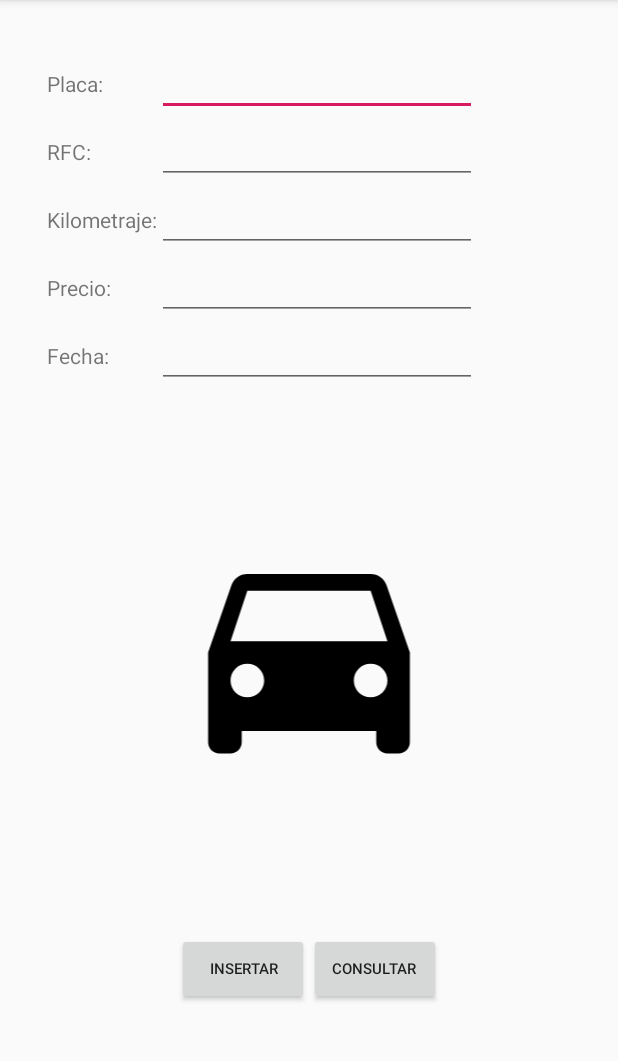
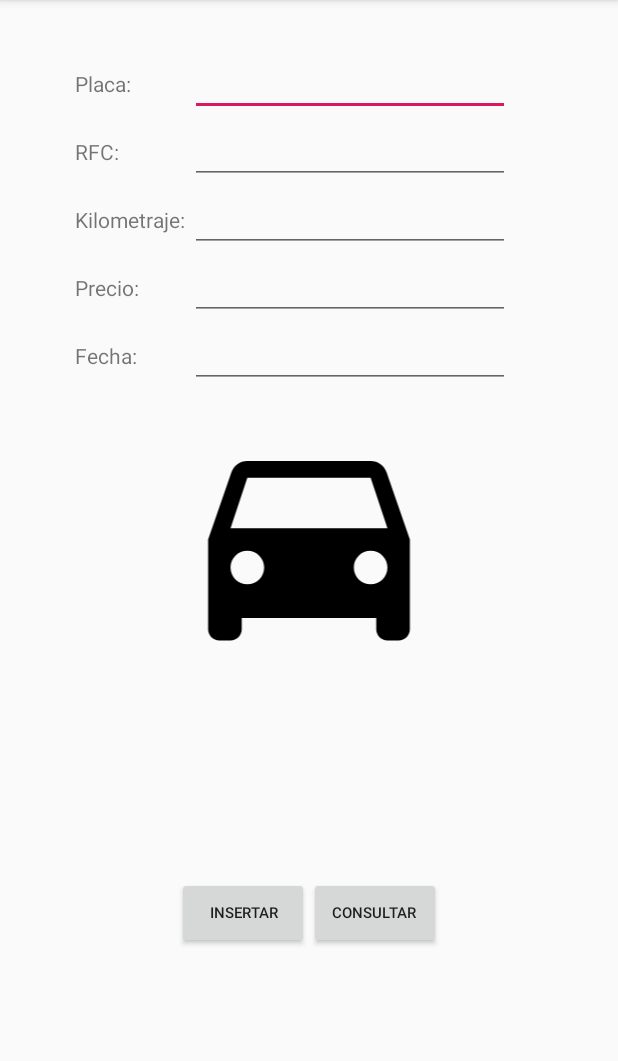
Before and after one commit to RWong11/AutosV2, an Android app: the screen it shows after launch (MainActivity), in the side drawer, after a tap on "Servicios", on a phone screen of 412 x 824 dp, the part 84-1145 px from its top. Run offline under Robolectric (Android 15) with nearby library versions, the phone set to English and light mode, and no system bars.

```diff
--- a/app/src/main/AndroidManifest.xml
+++ b/app/src/main/AndroidManifest.xml
@@ -10,10 +10,11 @@
         android:supportsRtl="true"
         android:theme="@style/AppTheme">
         <activity android:name=".MainActivity"
-            android:theme="@style/AppTheme.NoActionBar">
+            android:theme="@style/AppTheme.NoActionBar"
+            android:screenOrientation="portrait"
+            android:configChanges="keyboardHidden|orientation|screenSize">
             <intent-filter>
                 <action android:name="android.intent.action.MAIN" />
-
                 <category android:name="android.intent.category.LAUNCHER" />
             </intent-filter>
         </activity>
--- a/app/src/main/java/com/example/autosv2/AutosFragment.java
+++ b/app/src/main/java/com/example/autosv2/AutosFragment.java
@@ -174,7 +174,7 @@ public class AutosFragment extends Fragment implements View.OnClickListener {
         textoMarca.setText("");
         textoModelo.setText("");
         textoAno.setText("");
-        imagenAuto.setImageResource(getResources().getIdentifier("ic_menu_gallery" , "android:drawable", getActivity().getPackageName()));
+        imagenAuto.setImageResource(getResources().getIdentifier("ic_add_photo" , "drawable", getActivity().getPackageName()));
         textoPlaca.requestFocus();
     }
 
--- a/app/src/main/java/com/example/autosv2/InicioFragment.java
+++ b/app/src/main/java/com/example/autosv2/InicioFragment.java
@@ -76,22 +76,27 @@ public class InicioFragment extends Fragment {
             contenido[PERSONAS].add(new Contenido(null, atributos, c.getInt(3) == 0));
         }
 
-        for(int i = 0; i < 10; i++) {
+        c = query.rawQuery("SELECT * from servicios", null);
+        while(c.moveToNext()) {
             String[] atributos = new String[6];
-            atributos[0] = "#" +i;
-            atributos[1] = "PLACA"+i;
-            atributos[2] = "RFC" +i;
-            atributos[3] = "Kilometraje: " + new Random().nextInt(1000);
-            atributos[4] = "Precio" +i;
-            atributos[5] = "Fecha: "+new Random().nextInt(32)+"/12/12";
+            atributos[0] = "#" +c.getInt(0);
+            atributos[1] = c.getString(1);
+            atributos[2] = c.getString(2);
+            atributos[3] = c.getInt(3) +" KM";
+            atributos[4] = "$" +c.getDouble(4);
+            atributos[5] = fieldToFecha(c.getString(5));
             contenido[SERVICIOS].add(new Contenido(null, atributos, true));
         }
 
         adapter = new ArrayAdapter[3];
         for(int i = 0; i < contenido.length; i++)
-            adapter[i] = new ListAdapter(contenido[i]);
+            adapter[i] = new ListAdapter(i);
 
         query.close();
+    }
+
+    public String fieldToFecha(String fecha) {
+        return fecha.substring(6)+"/"+fecha.substring(4, 6)+"/"+fecha.substring(0, 4);
     }
 
     private void setupTabLayout(final View view) {
@@ -109,10 +114,10 @@ public class InicioFragment extends Fragment {
     }
 
     private class ListAdapter extends ArrayAdapter<Contenido> {
-        ArrayList<Contenido> datos;
+        int datos;
 
-        public ListAdapter(ArrayList<Contenido> datos) {
-            super(InicioFragment.this.getActivity(), R.layout.item_vista, datos);
+        public ListAdapter(int datos) {
+            super(InicioFragment.this.getActivity(), R.layout.item_vista, contenido[datos]);
             this.datos = datos;
         }
 
@@ -121,15 +126,19 @@ public class InicioFragment extends Fragment {
             if (itemView == null)
                 itemView = getLayoutInflater().inflate(R.layout.item_vista, parent, false);
 
-            Contenido itemActual = datos.get(Position);
+            Contenido itemActual = contenido[datos].get(Position);
             if(!itemActual.isEnabled())
                 itemView.setAlpha((float)0.30);
 
+            ImageView imagen = (ImageView) itemView.findViewById(R.id.imagen);
             byte[] byteImagen = itemActual.getImagen();
             if(byteImagen != null) {
-                ImageView imagen = (ImageView) itemView.findViewById(R.id.imagen);
+
                 byteArrayToImagen(imagen, byteImagen);
             }
+
+            if(datos == SERVICIOS)
+                imagen.setImageResource(getResources().getIdentifier("item_servicio" , "drawable", getActivity().getPackageName()));
 
             TextView tv;
             String texto;
--- /dev/null
+++ b/app/src/main/res/drawable/ic_add_photo.xml
@@ -0,0 +1,4 @@
+<vector android:height="230dp" android:viewportHeight="24.0"
+    android:viewportWidth="24.0" android:width="230dp" xmlns:android="http://schemas.android.com/apk/res/android">
+    <path android:fillColor="#FF000000" android:pathData="M3,4L3,1h2v3h3v2L5,6v3L3,9L3,6L0,6L0,4h3zM6,10L6,7h3L9,4h7l1.83,2L21,6c1.1,0 2,0.9 2,2v12c0,1.1 -0.9,2 -2,2L5,22c-1.1,0 -2,-0.9 -2,-2L3,10h3zM13,19c2.76,0 5,-2.24 5,-5s-2.24,-5 -5,-5 -5,2.24 -5,5 2.24,5 5,5zM9.8,14c0,1.77 1.43,3.2 3.2,3.2s3.2,-1.43 3.2,-3.2 -1.43,-3.2 -3.2,-3.2 -3.2,1.43 -3.2,3.2z"/>
+</vector>
--- /dev/null
+++ b/app/src/main/res/drawable/item_servicio.xml
@@ -0,0 +1,5 @@
+<vector android:height="24dp" android:tint="#C82640"
+    android:viewportHeight="24.0" android:viewportWidth="24.0"
+    android:width="24dp" xmlns:android="http://schemas.android.com/apk/res/android">
+    <path android:fillColor="#FF000000" android:pathData="M6,2c-1.1,0 -1.99,0.9 -1.99,2L4,20c0,1.1 0.89,2 1.99,2L18,22c1.1,0 2,-0.9 2,-2L20,8l-6,-6L6,2zM13,9L13,3.5L18.5,9L13,9z"/>
+</vector>
--- a/app/src/main/res/layout/fragment_servicios.xml
+++ b/app/src/main/res/layout/fragment_servicios.xml
@@ -1,6 +1,5 @@
 <?xml version="1.0" encoding="utf-8"?>
-<android.support.constraint.ConstraintLayout
-    xmlns:android="http://schemas.android.com/apk/res/android"
+<android.support.constraint.ConstraintLayout xmlns:android="http://schemas.android.com/apk/res/android"
     xmlns:app="http://schemas.android.com/apk/res-auto"
     xmlns:tools="http://schemas.android.com/tools"
     android:layout_width="match_parent"
@@ -10,12 +9,9 @@
         android:id="@+id/tableLayout3"
         android:layout_width="366dp"
         android:layout_height="238dp"
-        android:layout_marginStart="32dp"
-        android:layout_marginLeft="32dp"
+        android:layout_marginStart="50dp"
+        android:layout_marginLeft="50dp"
         android:layout_marginTop="32dp"
-        android:layout_marginEnd="15dp"
-        android:layout_marginRight="15dp"
-        app:layout_constraintEnd_toEndOf="parent"
         app:layout_constraintStart_toStartOf="parent"
         app:layout_constraintTop_toTopOf="parent">
 
@@ -30,7 +26,7 @@
                 android:text="Placa:" />
 
             <EditText
-                android:id="@+id/txtPlaca2"
+                android:id="@+id/txtPlaca"
                 android:layout_width="wrap_content"
                 android:layout_height="wrap_content"
                 android:ems="10"
@@ -49,7 +45,7 @@
                 android:text="RFC:" />
 
             <EditText
-                android:id="@+id/txtRfc2"
+                android:id="@+id/txtRfc"
                 android:layout_width="wrap_content"
                 android:layout_height="wrap_content"
                 android:ems="10"
@@ -64,7 +60,7 @@
                 android:id="@+id/textView6"
                 android:layout_width="wrap_content"
                 android:layout_height="wrap_content"
-                android:text="Kilometraje:" />
+                android:text="Kilometraje: " />
 
             <EditText
                 android:id="@+id/txtKm"
@@ -106,13 +102,17 @@
                 android:id="@+id/txtFecha"
                 android:layout_width="wrap_content"
                 android:layout_height="wrap_content"
+                android:clickable="true"
                 android:ems="10"
-                android:inputType="date" />
+                android:focusable="false"
+                android:inputType="date"
+                android:maxLines="1" />
 
         </TableRow>
     </TableLayout>
 
     <LinearLayout
+        android:id="@+id/linearLayout2"
         android:layout_width="wrap_content"
         android:layout_height="wrap_content"
         android:layout_marginTop="79dp"
@@ -145,12 +145,8 @@
         android:id="@+id/imagen"
         android:layout_width="236dp"
         android:layout_height="179dp"
-        android:layout_marginStart="87dp"
-        android:layout_marginLeft="87dp"
-        android:layout_marginTop="75dp"
-        android:layout_marginEnd="88dp"
-        android:layout_marginRight="88dp"
         app:layout_constraintEnd_toEndOf="parent"
+        app:layout_constraintHorizontal_bias="0.5"
         app:layout_constraintStart_toStartOf="parent"
         app:layout_constraintTop_toBottomOf="@+id/tableLayout3"
         app:srcCompat="@drawable/ic_autos" />
--- a/app/src/main/res/layout/item_vista.xml
+++ b/app/src/main/res/layout/item_vista.xml
@@ -9,7 +9,7 @@
         android:layout_width="96dp"
         android:layout_height="96dp"
         android:layout_marginRight="16dp"
-        app:srcCompat="@mipmap/ic_launcher" />
+        app:srcCompat="@drawable/ic_personas" />
 
     <LinearLayout
         android:layout_width="match_parent"
```
Also changed, not shown: app/src/main/java/com/example/autosv2/DatePickerFragment.java (added, +38 -0 lines), app/src/main/java/com/example/autosv2/PersonasFragment.java (+8 -8 lines), app/src/main/java/com/example/autosv2/ServiciosFragment.java (+54 -16 lines), app/src/main/res/layout/fragment_autos.xml (+7 -12 lines), app/src/main/res/layout/fragment_personas.xml (+10 -12 lines).
